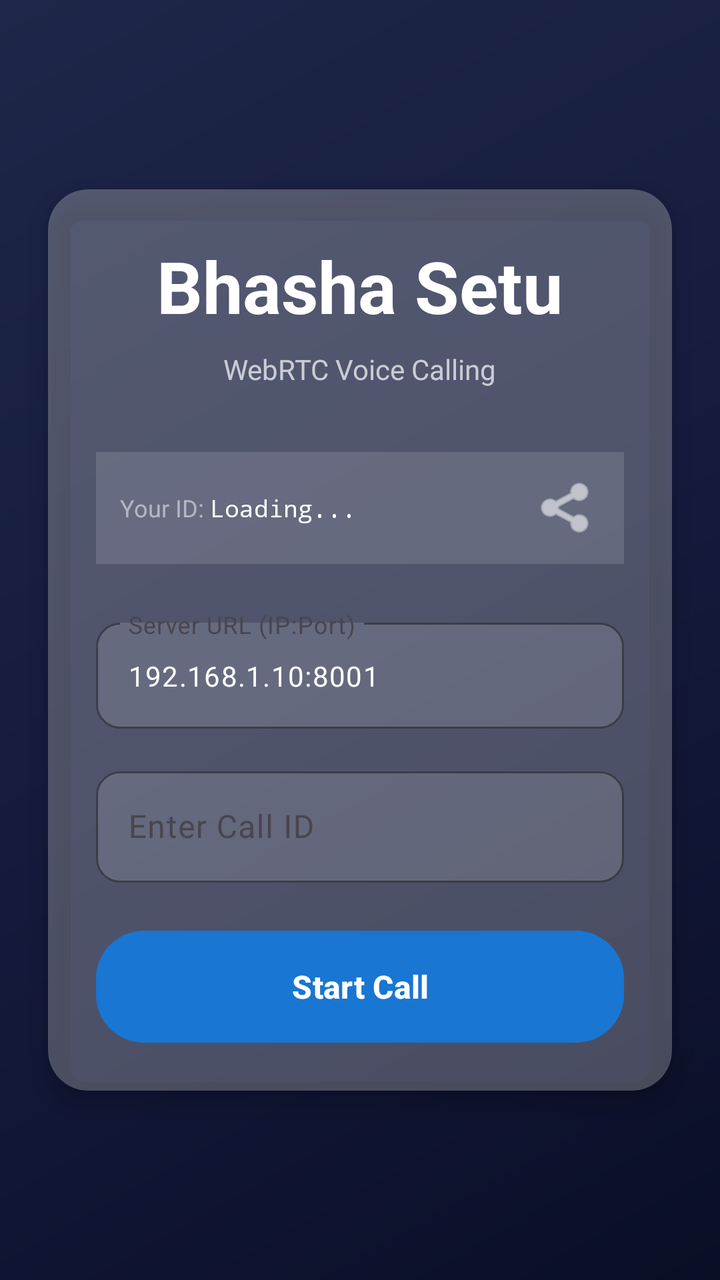
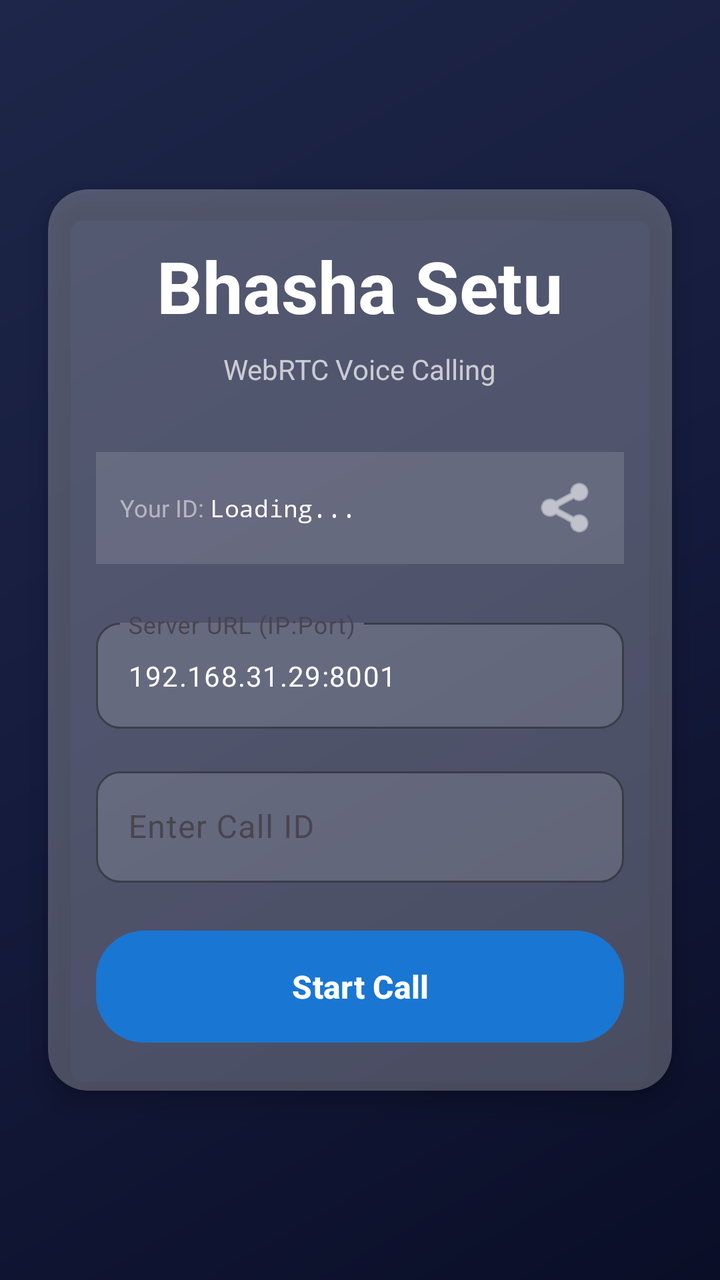

Before-and-after screenshots of an Android layout around one commit, followed by the original layout XML and the change that was made.
<!-- AndroidManifest.xml: application theme Theme.VoiceTranslate -->
<!-- res/layout/activity_main.xml -->
<?xml version="1.0" encoding="utf-8"?>
<androidx.constraintlayout.widget.ConstraintLayout 
    xmlns:android="http://schemas.android.com/apk/res/android"
    xmlns:app="http://schemas.android.com/apk/res-auto"
    android:layout_width="match_parent"
    android:layout_height="match_parent"
    android:background="@drawable/gradient_background">

    
    <androidx.cardview.widget.CardView
        android:id="@+id/cardMain"
        android:layout_width="0dp"
        android:layout_height="wrap_content"
        android:layout_marginStart="24dp"
        android:layout_marginEnd="24dp"
        app:cardBackgroundColor="#40FFFFFF"
        app:cardCornerRadius="20dp"
        app:cardElevation="8dp"
        app:layout_constraintBottom_toBottomOf="parent"
        app:layout_constraintEnd_toEndOf="parent"
        app:layout_constraintStart_toStartOf="parent"
        app:layout_constraintTop_toTopOf="parent">

        <LinearLayout
            android:layout_width="match_parent"
            android:layout_height="wrap_content"
            android:orientation="vertical"
            android:padding="24dp">

            
            <TextView
                android:id="@+id/tvTitle"
                android:layout_width="wrap_content"
                android:layout_height="wrap_content"
                android:layout_gravity="center"
                android:text="Bhasha Setu"
                android:textColor="#FFFFFF"
                android:textSize="36sp"
                android:textStyle="bold"
                android:layout_marginBottom="8dp" />

            
            <TextView
                android:id="@+id/tvSubtitle"
                android:layout_width="wrap_content"
                android:layout_height="wrap_content"
                android:layout_gravity="center"
                android:text="WebRTC Voice Calling"
                android:textColor="#B3FFFFFF"
                android:textSize="14sp"
                android:layout_marginBottom="32dp" />

            
            <LinearLayout
                android:layout_width="match_parent"
                android:layout_height="wrap_content"
                android:orientation="horizontal"
                android:gravity="center_vertical"
                android:background="#20FFFFFF"
                android:padding="12dp"
                android:layout_marginBottom="24dp">

                <TextView
                    android:id="@+id/tvUserIdLabel"
                    android:layout_width="wrap_content"
                    android:layout_height="wrap_content"
                    android:text="Your ID: "
                    android:textColor="#80FFFFFF"
                    android:textSize="12sp" />

                <TextView
                    android:id="@+id/tvUserId"
                    android:layout_width="0dp"
                    android:layout_height="wrap_content"
                    android:layout_weight="1"
                    android:text="Loading..."
                    android:textColor="#FFFFFF"
                    android:textSize="12sp"
                    android:fontFamily="monospace"
                    android:maxLines="1"
                    android:ellipsize="middle" />

                <ImageButton
                    android:id="@+id/btnCopyUserId"
                    android:layout_width="32dp"
                    android:layout_height="32dp"
                    android:background="?attr/selectableItemBackgroundBorderless"
                    android:src="@android:drawable/ic_menu_share"
                    android:tint="#FFFFFF"
                    android:contentDescription="Copy User ID" />
            </LinearLayout>

            
            <com.google.android.material.textfield.TextInputLayout
                android:id="@+id/tilServerUrl"
                android:layout_width="match_parent"
                android:layout_height="wrap_content"
                android:layout_marginBottom="16dp"
                app:boxBackgroundMode="outline"
                app:boxBackgroundColor="#20FFFFFF"
                app:boxStrokeColor="#6C63FF"
                app:boxCornerRadiusTopStart="12dp"
                app:boxCornerRadiusTopEnd="12dp"
                app:boxCornerRadiusBottomStart="12dp"
                app:boxCornerRadiusBottomEnd="12dp"
                app:hintTextColor="#80FFFFFF">

                <com.google.android.material.textfield.TextInputEditText
                    android:id="@+id/etServerUrl"
                    android:layout_width="match_parent"
                    android:layout_height="wrap_content"
                    android:hint="Server URL (IP:Port)"
                    android:text="192.168.1.10:8001"
                    android:textColor="#FFFFFF"
                    android:textColorHint="#80FFFFFF"
                    android:textSize="14sp"
                    android:inputType="text"
                    android:maxLines="1" />
            </com.google.android.material.textfield.TextInputLayout>

            
            <com.google.android.material.textfield.TextInputLayout
                android:id="@+id/tilCallId"
                android:layout_width="match_parent"
                android:layout_height="wrap_content"
                android:layout_marginBottom="24dp"
                app:boxBackgroundMode="outline"
                app:boxBackgroundColor="#20FFFFFF"
                app:boxStrokeColor="#6C63FF"
                app:boxCornerRadiusTopStart="12dp"
                app:boxCornerRadiusTopEnd="12dp"
                app:boxCornerRadiusBottomStart="12dp"
                app:boxCornerRadiusBottomEnd="12dp"
                app:hintTextColor="#80FFFFFF">

                <com.google.android.material.textfield.TextInputEditText
                    android:id="@+id/etCallId"
                    android:layout_width="match_parent"
                    android:layout_height="wrap_content"
                    android:hint="Enter Call ID"
                    android:textColor="#FFFFFF"
                    android:textColorHint="#80FFFFFF"
                    android:textSize="16sp"
                    android:inputType="text"
                    android:maxLines="1" />
            </com.google.android.material.textfield.TextInputLayout>

            
            <Button
                android:id="@+id/btnStartCall"
                android:layout_width="match_parent"
                android:layout_height="56dp"
                android:text="Start Call"
                android:textColor="#FFFFFF"
                android:textSize="16sp"
                android:textStyle="bold"
                android:background="@drawable/gradient_button"
                android:elevation="4dp" />

        </LinearLayout>
    </androidx.cardview.widget.CardView>

</androidx.constraintlayout.widget.ConstraintLayout>
<!-- resources referenced by this layout -->
<resources>
  <!-- drawable gradient_background (drawable) -->
  <?xml version="1.0" encoding="utf-8"?>
  <shape xmlns:android="http://schemas.android.com/apk/res/android">
      <gradient
          android:angle="135"
          android:startColor="#0A0E27"
          android:centerColor="#151B3D"
          android:endColor="#1E2749"
          android:type="linear" />
  </shape>
  <!-- drawable gradient_button (drawable) -->
  <?xml version="1.0" encoding="utf-8"?>
  <shape xmlns:android="http://schemas.android.com/apk/res/android"
      android:shape="rectangle">
      <gradient
          android:angle="135"
          android:startColor="#6C63FF"
          android:centerColor="#4ECDC4"
          android:endColor="#44A08D"
          android:type="linear" />
      <corners android:radius="24dp" />
  </shape>
  <style name="Theme.VoiceTranslate" parent="Theme.Material3.DayNight.NoActionBar">
          <item name="colorPrimary">@color/blue_primary</item>
          <item name="android:windowBackground">@color/background_dark</item>
          <item name="android:statusBarColor">@color/background_dark</item>
      </style>
  <color name="blue_primary">#1976D2</color>
  <color name="background_dark">#0A192F</color>
</resources>

<!-- the commit's change to res/layout/activity_main.xml (unified diff, before → after) -->
@@ -110,7 +110,7 @@
                     android:layout_width="match_parent"
                     android:layout_height="wrap_content"
                     android:hint="Server URL (IP:Port)"
-                    android:text="192.168.1.10:8001"
+                    android:text="192.168.31.29:8001"
                     android:textColor="#FFFFFF"
                     android:textColorHint="#80FFFFFF"
                     android:textSize="14sp"
